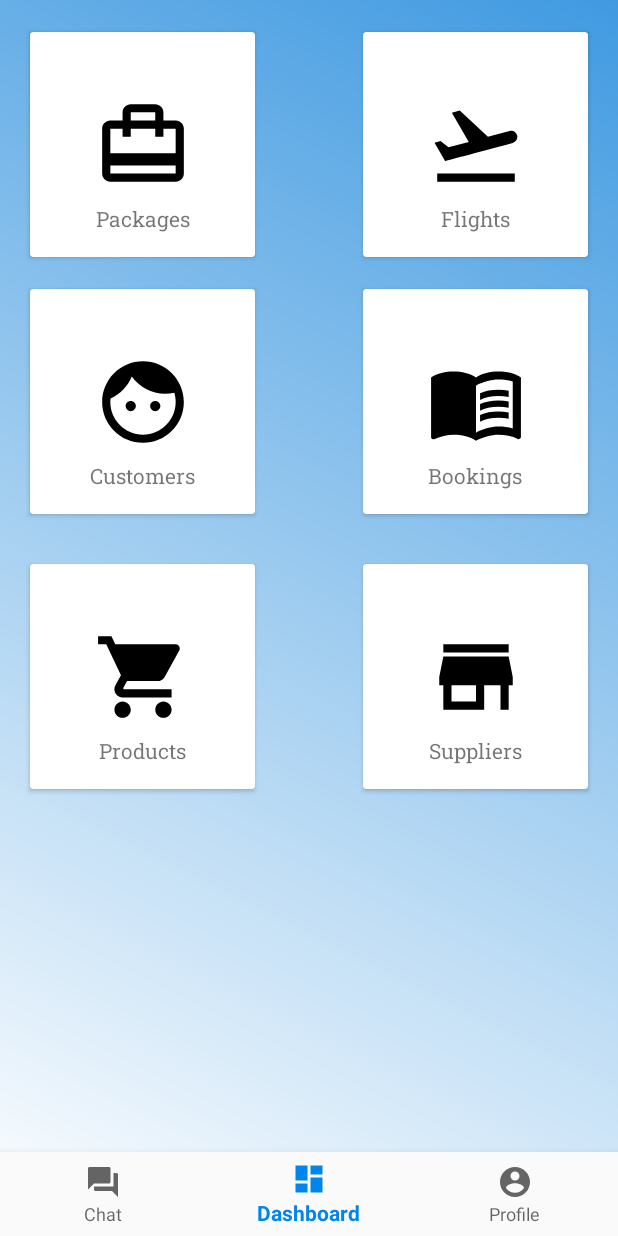
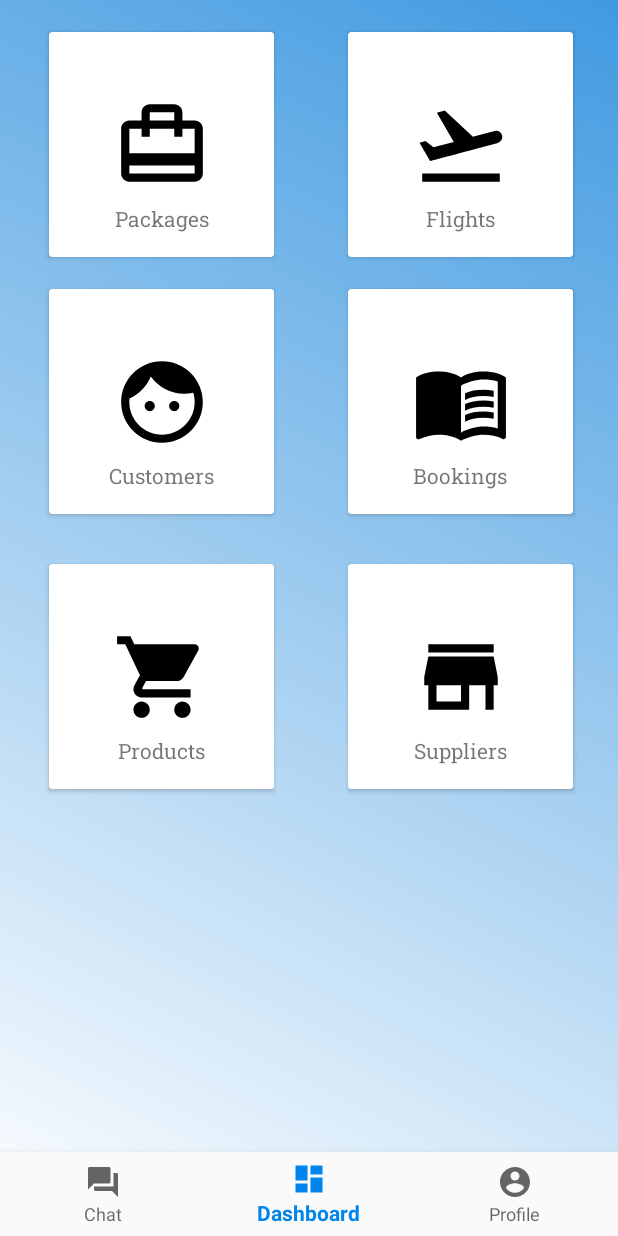
Before and after one commit to MobsofFools/TravelExperts, an Android app: the MainActivity screen opened directly, with no data from a screen before it, on a phone screen of 412 x 824 dp. Run offline under Robolectric (Android 15) with nearby library versions, the phone set to English and light mode, and no system bars; our stand-ins replace navigation-ui; Roboto replaces fonts that are not available here.

Commit message:
changed layout of dashboard

```diff
--- a/app/src/main/java/com/edvinlin/travelexperts/MainActivity.java
+++ b/app/src/main/java/com/edvinlin/travelexperts/MainActivity.java
@@ -21,7 +21,7 @@ public class MainActivity extends AppCompatActivity {
         // Passing each menu ID as a set of Ids because each
         // menu should be considered as top level destinations.
         AppBarConfiguration appBarConfiguration = new AppBarConfiguration.Builder(
-                R.id.navigation_search, R.id.navigation_dashboard, R.id.navigation_profile)
+                R.id.navigation_chat, R.id.navigation_dashboard, R.id.navigation_profile)
                 .build();
         NavController navController = Navigation.findNavController(this, R.id.nav_host_fragment);
         NavigationUI.setupActionBarWithNavController(this, navController, appBarConfiguration);
--- a/app/src/main/java/com/edvinlin/travelexperts/ui/search/SearchFragment.java
+++ b/app/src/main/java/com/edvinlin/travelexperts/ui/chat/ChatFragment.java
@@ -1,27 +1,24 @@
-package com.edvinlin.travelexperts.ui.search;
+package com.edvinlin.travelexperts.ui.chat;
 
 import android.os.Bundle;
 import android.view.LayoutInflater;
 import android.view.View;
 import android.view.ViewGroup;
-import android.widget.TextView;
 
 import androidx.annotation.NonNull;
 import androidx.annotation.Nullable;
 import androidx.fragment.app.Fragment;
-import androidx.lifecycle.Observer;
-import androidx.lifecycle.ViewModelProviders;
 
 import com.edvinlin.travelexperts.R;
 
-public class SearchFragment extends Fragment {
+public class ChatFragment extends Fragment {
 
-    private SearchViewModel searchViewModel;
+    private ChatViewModel chatViewModel;
 
     @Override
     public View onCreateView(@NonNull LayoutInflater inflater, @Nullable ViewGroup container,
                              @Nullable Bundle savedInstanceState) {
-        return inflater.inflate(R.layout.fragment_search, container, false);
+        return inflater.inflate(R.layout.fragment_chat, container, false);
     }
 
 }
--- a/app/src/main/java/com/edvinlin/travelexperts/ui/search/SearchViewModel.java
+++ b/app/src/main/java/com/edvinlin/travelexperts/ui/chat/ChatViewModel.java
@@ -1,14 +1,14 @@
-package com.edvinlin.travelexperts.ui.search;
+package com.edvinlin.travelexperts.ui.chat;
 
 import androidx.lifecycle.LiveData;
 import androidx.lifecycle.MutableLiveData;
 import androidx.lifecycle.ViewModel;
 
-public class SearchViewModel extends ViewModel {
+public class ChatViewModel extends ViewModel {
 
     private MutableLiveData<String> mText;
 
-    public SearchViewModel() {
+    public ChatViewModel() {
         mText = new MutableLiveData<>();
         mText.setValue("");
     }
--- a/app/src/main/res/layout/fragment_search.xml
+++ b/app/src/main/res/layout/fragment_chat.xml
@@ -9,7 +9,7 @@
     android:layout_marginBottom="55dp"
     android:background="@drawable/gradient_background"
     android:hapticFeedbackEnabled="false"
-    tools:context=".ui.search.SearchFragment" >
+    tools:context=".ui.chat.ChatFragment" >
     <ListView
         android:layout_width="match_parent"
         android:id="@+id/messages_view"
--- a/app/src/main/res/layout/fragment_dashboard.xml
+++ b/app/src/main/res/layout/fragment_dashboard.xml
@@ -16,7 +16,7 @@
         android:focusable="true"
         app:layout_constraintBottom_toBottomOf="parent"
         app:layout_constraintEnd_toEndOf="parent"
-        app:layout_constraintHorizontal_bias="0.923"
+        app:layout_constraintHorizontal_bias="0.885"
         app:layout_constraintStart_toStartOf="parent"
         app:layout_constraintTop_toBottomOf="@+id/card4"
         app:layout_constraintVertical_bias="0.1">
@@ -61,7 +61,7 @@
         android:focusable="true"
         app:layout_constraintBottom_toBottomOf="parent"
         app:layout_constraintEnd_toEndOf="parent"
-        app:layout_constraintHorizontal_bias="0.076"
+        app:layout_constraintHorizontal_bias="0.125"
         app:layout_constraintStart_toStartOf="parent"
         app:layout_constraintTop_toBottomOf="@+id/card3"
         app:layout_constraintVertical_bias="0.1">
@@ -104,7 +104,7 @@
         android:focusable="true"
         app:layout_constraintBottom_toBottomOf="parent"
         app:layout_constraintEnd_toEndOf="parent"
-        app:layout_constraintHorizontal_bias="0.923"
+        app:layout_constraintHorizontal_bias="0.885"
         app:layout_constraintStart_toStartOf="parent"
         app:layout_constraintTop_toBottomOf="@+id/card2"
         app:layout_constraintVertical_bias="0.043">
@@ -147,7 +147,7 @@
         android:focusable="true"
         app:layout_constraintBottom_toBottomOf="parent"
         app:layout_constraintEnd_toEndOf="parent"
-        app:layout_constraintHorizontal_bias="0.076"
+        app:layout_constraintHorizontal_bias="0.125"
         app:layout_constraintStart_toStartOf="parent"
         app:layout_constraintTop_toTopOf="parent"
         app:layout_constraintVertical_bias="0.032">
@@ -190,7 +190,7 @@
         android:focusable="true"
         app:layout_constraintBottom_toBottomOf="parent"
         app:layout_constraintEnd_toEndOf="parent"
-        app:layout_constraintHorizontal_bias="0.923"
+        app:layout_constraintHorizontal_bias="0.885"
         app:layout_constraintStart_toStartOf="parent"
         app:layout_constraintTop_toTopOf="parent"
         app:layout_constraintVertical_bias="0.032">
@@ -233,7 +233,7 @@
         android:focusable="true"
         app:layout_constraintBottom_toBottomOf="parent"
         app:layout_constraintEnd_toEndOf="parent"
-        app:layout_constraintHorizontal_bias="0.076"
+        app:layout_constraintHorizontal_bias="0.125"
         app:layout_constraintStart_toStartOf="parent"
         app:layout_constraintTop_toBottomOf="@+id/card1"
         app:layout_constraintVertical_bias="0.043">
--- a/app/src/main/res/menu/bottom_nav_menu.xml
+++ b/app/src/main/res/menu/bottom_nav_menu.xml
@@ -2,7 +2,7 @@
 <menu xmlns:android="http://schemas.android.com/apk/res/android">
 
     <item
-        android:id="@+id/navigation_search"
+        android:id="@+id/navigation_chat"
         android:icon="@drawable/ic_question_answer_black_18dp"
         android:title="@string/chat" />
 
--- a/app/src/main/res/navigation/mobile_navigation.xml
+++ b/app/src/main/res/navigation/mobile_navigation.xml
@@ -6,23 +6,10 @@
     app:startDestination="@+id/navigation_dashboard">
 
     <fragment
-        android:id="@+id/navigation_search"
-        android:name="com.edvinlin.travelexperts.ui.search.SearchFragment"
+        android:id="@+id/navigation_chat"
+        android:name="com.edvinlin.travelexperts.ui.chat.ChatFragment"
         android:label="@string/title_home"
-        tools:layout="@layout/fragment_search" >
-        <action
-            android:id="@+id/action_navigation_search_to_navigation_packagedataview"
-            app:destination="@id/navigation_packagedataview" />
-        <action
-            android:id="@+id/action_navigation_search_to_navigation_customerdataview"
-            app:destination="@id/navigation_customerdataview" />
-        <action
-            android:id="@+id/action_navigation_search_to_navigation_productdataview"
-            app:destination="@id/navigation_productdataview" />
-        <action
-            android:id="@+id/action_navigation_search_to_navigation_bookingsdataview"
-            app:destination="@id/navigation_bookingsdataview" />
-    </fragment>
+        tools:layout="@layout/fragment_chat" />
     <fragment
         android:id="@+id/navigation_profile"
         android:name="com.edvinlin.travelexperts.ui.profiles.ProfilesFragment"
```
Lines whose indentation alone changed are shown as unchanged.
